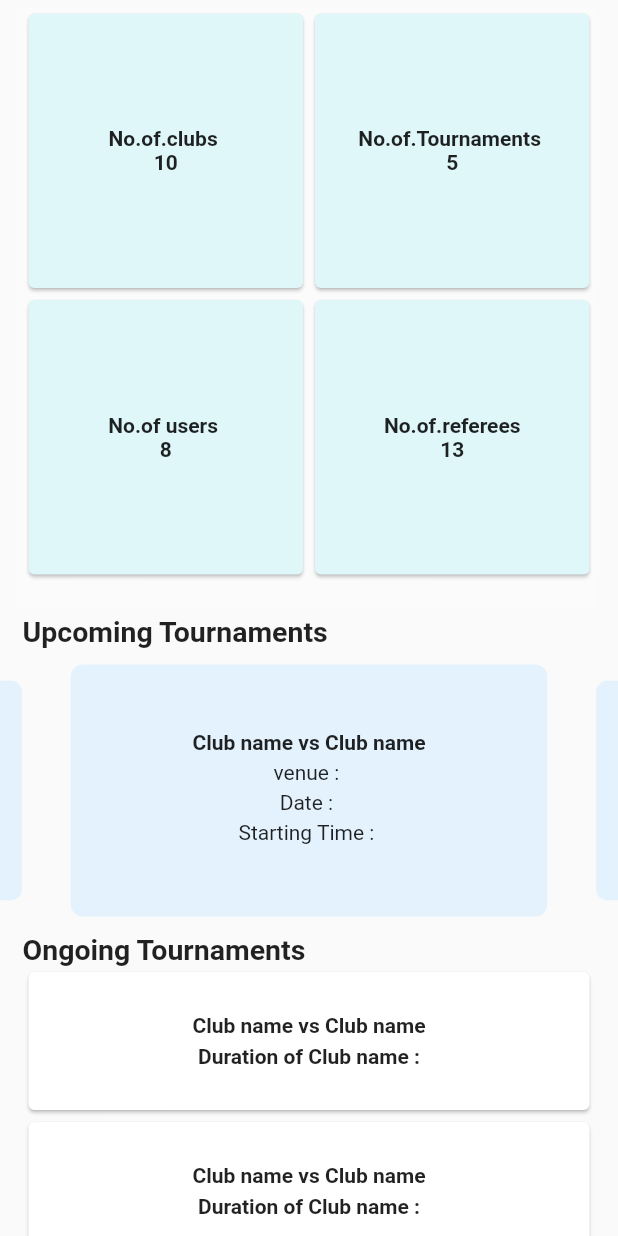
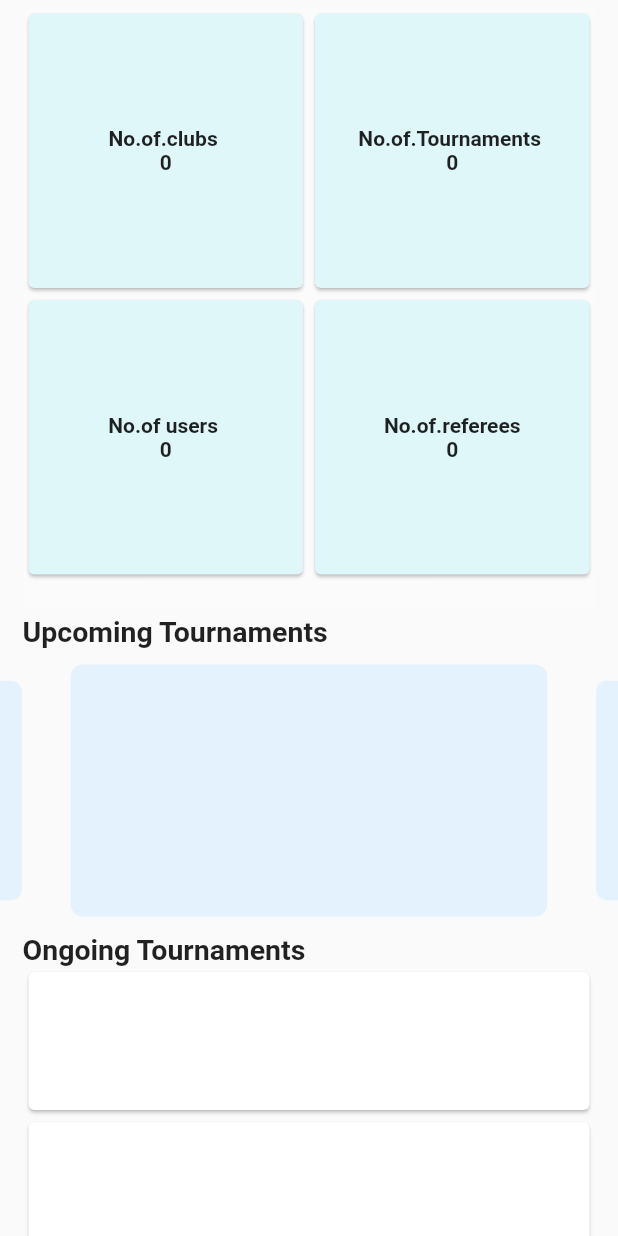
Before and after one commit to fliersclub/FliersClub, a Flutter app: the DashScreen screen opened directly, on a phone screen of 412 x 824 dp. Run offline on Flutter 3.47's test engine with Material 2 defaults, Android fonts, the phone set to English and light mode, and no system bars; drawn by our look-alikes of carousel_slider; our stand-ins replace cloud_firestore, firebase_auth, firebase_core, firebase_storage, image_picker, stop_watch_timer; accounts and stored records are empty.

Commit message:
superadmin login issue fixed

```diff
--- a/lib/main.dart
+++ b/lib/main.dart
@@ -1,6 +1,7 @@
 import 'package:cloud_firestore/cloud_firestore.dart';
 import 'package:firebase_auth/firebase_auth.dart';
 import 'package:firebase_core/firebase_core.dart';
+import 'package:fliersclub/screens/Admin_Screens/admin_dashboard_screen.dart';
 import 'package:fliersclub/screens/Admin_Screens/adminhome_screen.dart';
 import 'package:fliersclub/screens/AuthScreen/landing_screen.dart';
 import 'package:fliersclub/screens/ClubScreens/tournament_screen1.dart';
@@ -71,7 +72,7 @@ class MyApp extends StatelessWidget {
       })));
     } else if (role == 'SuperAdmin') {
       Navigator.pushReplacement(context, MaterialPageRoute(builder: ((context) {
-        return AdminHome();
+        return AdminDashboard();
       })));
     } else if (role == 'User') {
       Navigator.pushReplacement(context, MaterialPageRoute(builder: ((context) {
--- a/lib/screens/Admin_Screens/dash_screen.dart
+++ b/lib/screens/Admin_Screens/dash_screen.dart
@@ -14,7 +14,8 @@ class DashScreen extends StatefulWidget {
 class _DashScreenState extends State<DashScreen> {
   @override
   Widget build(BuildContext context) {
-    return ListView(
+    return Scaffold(
+      body: ListView(
         children: [
           Column(children: [
             Padding(
@@ -26,10 +27,10 @@ class _DashScreenState extends State<DashScreen> {
                 child: GridView.count(
                   crossAxisCount: 2,
                   children: [
-                  DashboardCard(title: 'No.of.clubs ', count: '10'),
-                  DashboardCard(title: 'No.of.Tournaments ', count: '5'),
-                  DashboardCard(title: 'No.of users ', count: '8'),
-                  DashboardCard(title: 'No.of.referees', count: '13'),
+                    DashboardCard(title: 'No.of.clubs ', count: '0'),
+                    DashboardCard(title: 'No.of.Tournaments ', count: '0'),
+                    DashboardCard(title: 'No.of users ', count: '0'),
+                    DashboardCard(title: 'No.of.referees', count: '0'),
                   ],
                 ),
               ),
@@ -50,27 +51,7 @@ class _DashScreenState extends State<DashScreen> {
                   width: double.infinity,
                   child: Column(
                       mainAxisAlignment: MainAxisAlignment.center,
-                    children: [
-                      Text(
-                        'Club name vs Club name',
-                        style: TextStyle(fontWeight: FontWeight.bold),
-                      ),
-                      SizedBox(
-                        height: 4,
-                      ),
-                      Text('venue : '),
-                      SizedBox(
-                        height: 4,
-                      ),
-                      Text('Date : '),
-                      SizedBox(
-                        height: 4,
-                      ),
-                      Text('Starting Time : '),
-                      SizedBox(
-                        height: 4,
-                      ),
-                    ]),
+                      children: []),
                   margin: EdgeInsets.all(6.0),
                   decoration: BoxDecoration(
                     color: Colors.blue[50],
@@ -102,16 +83,8 @@ class _DashScreenState extends State<DashScreen> {
                 child: Column(
                     mainAxisAlignment: MainAxisAlignment.center,
                     children: [
-                    Text(
-                      'Club name vs Club name',
-                      style: TextStyle(fontWeight: FontWeight.bold),
-                    ),
                       SizedBox(
                         height: 5,
-                    ),
-                    Text(
-                      'Duration of Club name :',
-                      style: TextStyle(fontWeight: FontWeight.bold),
                       ),
                     ]),
               )),
@@ -120,22 +93,10 @@ class _DashScreenState extends State<DashScreen> {
               padding: EdgeInsets.symmetric(horizontal: 15),
               child: Card(
                 child: Column(
-                  mainAxisAlignment: MainAxisAlignment.center,
-                  children: [
-                    Text(
-                      'Club name vs Club name',
-                      style: TextStyle(fontWeight: FontWeight.bold),
-                    ),
-                    SizedBox(
-                      height: 5,
-                    ),
-                    Text(
-                      'Duration of Club name :',
-                      style: TextStyle(fontWeight: FontWeight.bold),
-                    ),
-                  ]),
+                    mainAxisAlignment: MainAxisAlignment.center, children: []),
               )),
         ],
+      ),
     );
   }
 }
--- a/lib/screens/AuthScreen/landing_screen.dart
+++ b/lib/screens/AuthScreen/landing_screen.dart
@@ -56,7 +56,7 @@ class _LandingScreenState extends State<LandingScreen>
             ),
           ),
           const Text(
-            'Flier\'s club',
+            'Fliers\' club',
             style: TextStyle(fontSize: 29),
           )
         ]),
@@ -94,11 +94,9 @@ class _LandingScreenState extends State<LandingScreen>
           child: ElevatedButton(
               style: ElevatedButton.styleFrom(backgroundColor: Colors.teal),
               onPressed: () {
-                Navigator.pushAndRemoveUntil(context, MaterialPageRoute(
-                  builder: (context) {
-                    return ScoreHome();
-                  },
-                ), (route) => false);
+                Navigator.push(context, MaterialPageRoute(builder: ((context) {
+                  return const ScoreHome();
+                })));
               },
               child: const Text('ScoreBoard')),
         )
--- a/lib/screens/AuthScreen/score_home.dart
+++ b/lib/screens/AuthScreen/score_home.dart
@@ -1,11 +1,8 @@
 import 'package:cloud_firestore/cloud_firestore.dart';
 import 'package:firebase_auth/firebase_auth.dart';
 import 'package:firebase_storage/firebase_storage.dart';
-import 'package:fliersclub/screens/AuthScreen/landing_screen.dart';
 import 'package:fliersclub/screens/User_Screens/club_tournaments.dart';
 import 'package:flutter/material.dart';
-import 'package:flutter/src/widgets/container.dart';
-import 'package:flutter/src/widgets/framework.dart';
 
 class ScoreHome extends StatefulWidget {
   const ScoreHome({super.key});
```
Lines whose indentation alone changed are shown as unchanged.
